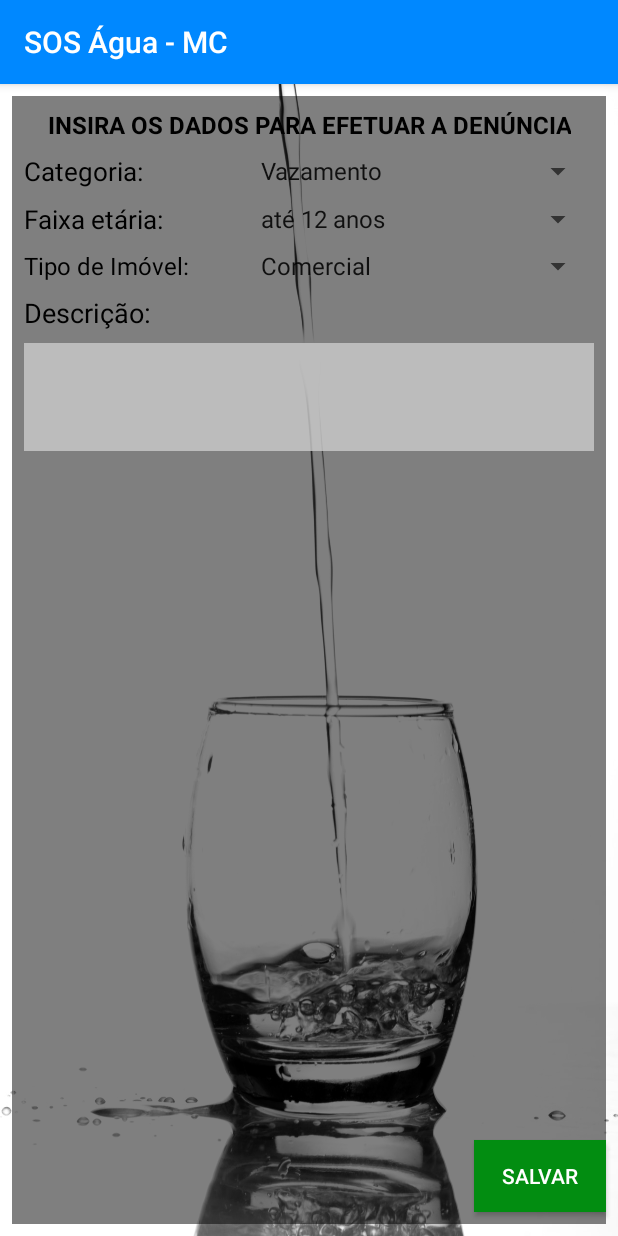
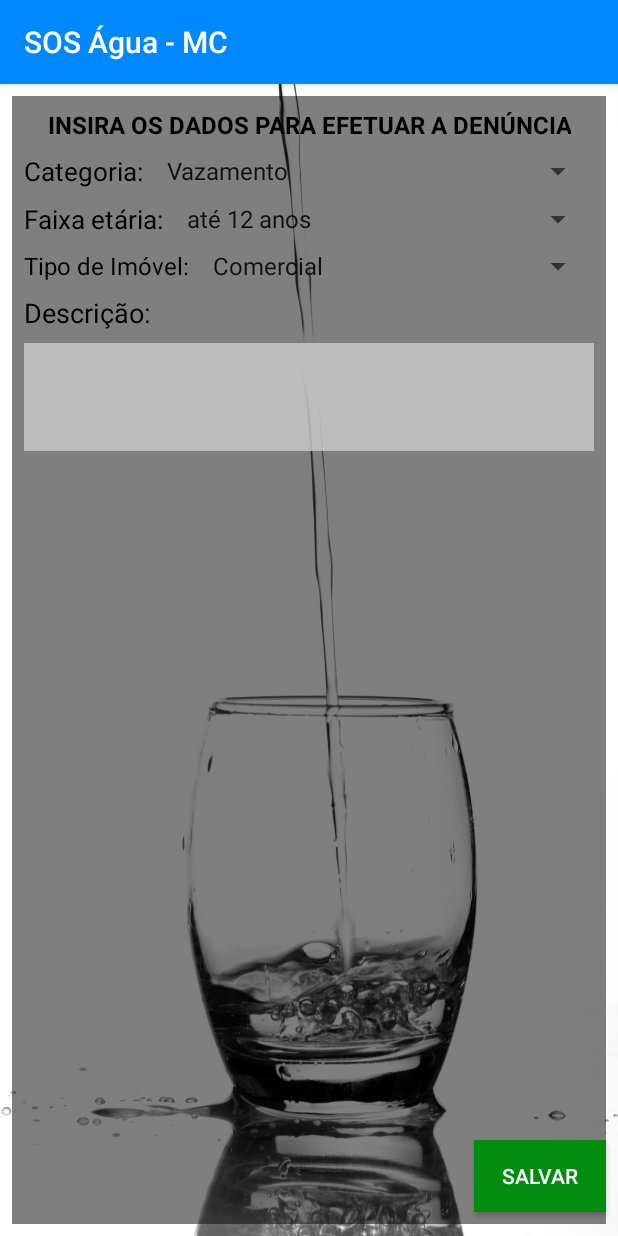
Before and after one commit to danilo49/SOSAgua, an Android app: the DataActivity screen opened directly, with no data from a screen before it, on a phone screen of 412 x 824 dp. Run offline under Robolectric (Android 15) with nearby library versions, the phone set to English and light mode, and no system bars; Roboto replaces fonts that are not available here.

Commit message:
Mudança de scripts e deixando telas responsivas.

```diff
--- a/app/src/main/res/layout/activity_data.xml
+++ b/app/src/main/res/layout/activity_data.xml
@@ -61,12 +61,13 @@
 
         <Spinner
             android:id="@+id/spinnerCat"
-            android:layout_width="230dp"
+            android:layout_width="0dp"
             android:layout_height="wrap_content"
             android:layout_marginStart="8dp"
             android:layout_marginLeft="8dp"
             android:layout_marginEnd="8dp"
             android:layout_marginRight="8dp"
+            app:layout_constraintStart_toEndOf="@+id/categoria"
             app:layout_constraintTop_toTopOf="@+id/categoria"
             app:layout_constraintEnd_toEndOf="@id/view4"
             app:layout_constraintBottom_toBottomOf="@+id/categoria"/>
@@ -89,12 +90,13 @@
 
         <Spinner
             android:id="@+id/spinnerEtaria"
-            android:layout_width="230dp"
+            android:layout_width="0dp"
             android:layout_height="wrap_content"
             android:layout_marginStart="8dp"
             android:layout_marginLeft="8dp"
             android:layout_marginEnd="8dp"
             android:layout_marginRight="8dp"
+            app:layout_constraintStart_toEndOf="@+id/etaria"
             app:layout_constraintTop_toTopOf="@+id/etaria"
             app:layout_constraintEnd_toEndOf="@id/view4"
             app:layout_constraintBottom_toBottomOf="@+id/etaria" />
@@ -117,12 +119,13 @@
 
         <Spinner
             android:id="@+id/spinnerImovel"
-            android:layout_width="230dp"
+            android:layout_width="0dp"
             android:layout_height="wrap_content"
             android:layout_marginStart="8dp"
             android:layout_marginLeft="8dp"
             android:layout_marginEnd="8dp"
             android:layout_marginRight="8dp"
+            app:layout_constraintStart_toEndOf="@+id/imovel"
             app:layout_constraintTop_toTopOf="@+id/imovel"
             app:layout_constraintEnd_toEndOf="@id/view4"
             app:layout_constraintBottom_toBottomOf="@+id/imovel" />
```
Also changed, not shown: app/src/main/res/layout/activity_change.xml (+4 -4 lines).
